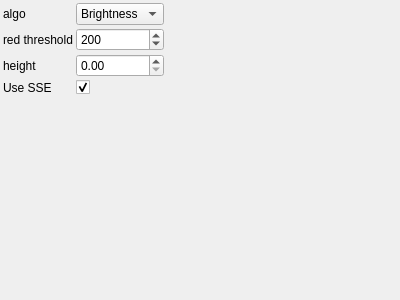
Above: applications/scanner/ui/scannerParametersControlWidget.ui from PimenovAlexander/corecvs before the change. Below: the same form after it.
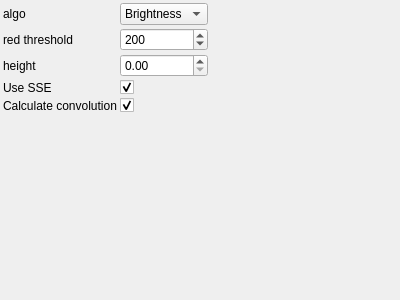
That is the form after the change.

```diff
--- a/applications/scanner/ui/scannerParametersControlWidget.ui
+++ b/applications/scanner/ui/scannerParametersControlWidget.ui
@@ -109,7 +109,24 @@
        </property>
      </widget>
     </item>
-   <item row="4" column="0">
+    <item row="4" column="0">
+     <widget class="QLabel" name="label_4">
+       <property name="text">
+         <string>Calculate convolution</string>
+       </property>
+     </widget>
+    </item>
+    <item row="4" column="1">
+     <widget class="QCheckBox" name="calculateConvolutionCheckBox">
+       <property name="toolTip">
+         <string>Calculate convolution</string>
+       </property>
+       <property name="checked">
+           <bool>true</bool>
+       </property>
+     </widget>
+    </item>
+   <item row="5" column="0">
     <spacer name="verticalSpacer">
      <property name="orientation">
       <enum>Qt::Vertical</enum>
@@ -122,7 +139,7 @@
      </property>
     </spacer>
    </item>
-   <item row="4" column="2">
+   <item row="5" column="2">
     <spacer name="horizontalSpacer">
      <property name="orientation">
       <enum>Qt::Horizontal</enum>
```
Left out of the diff: 6 changed lines with no effect on the pictures.
